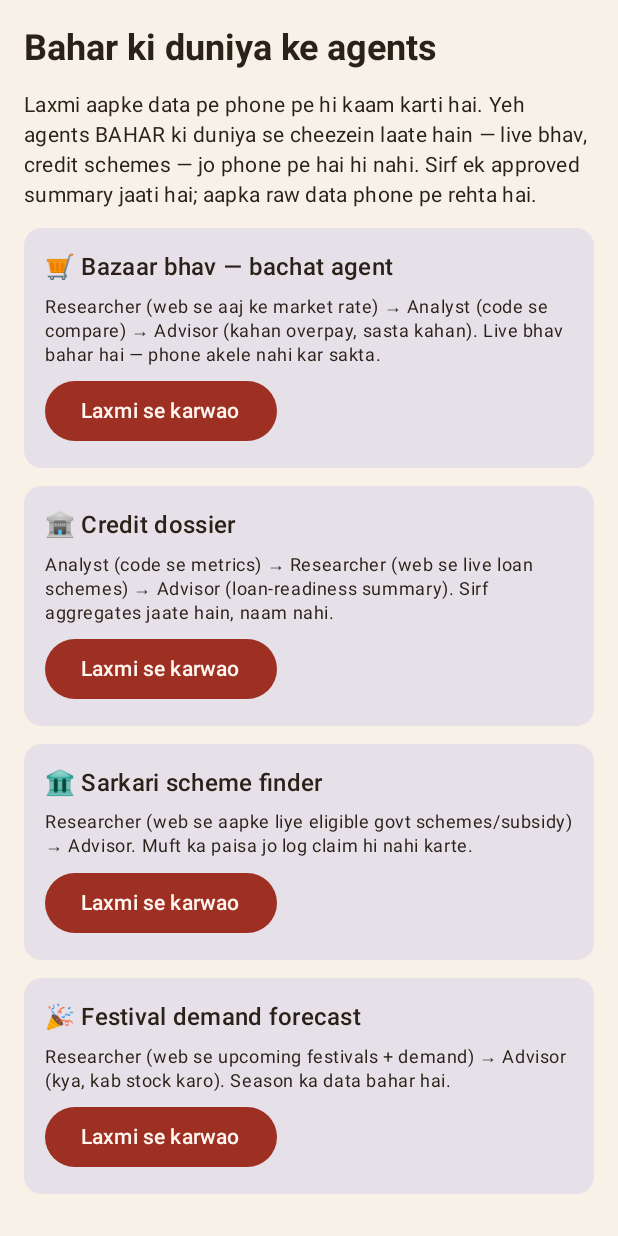
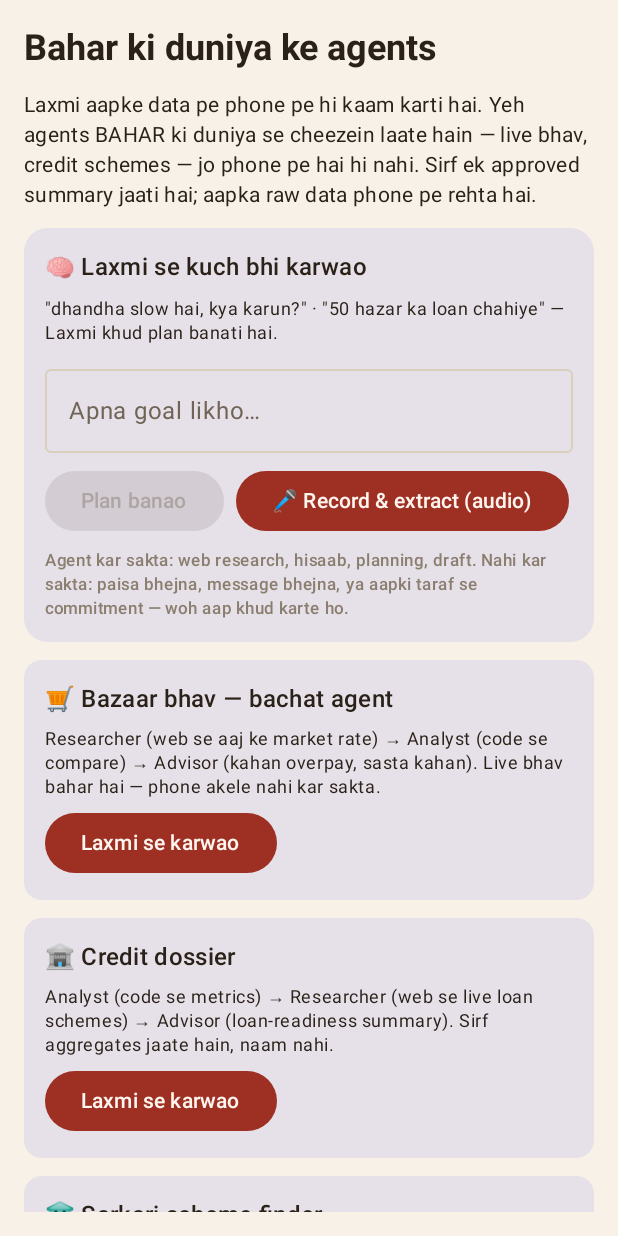
Before and after one commit to manicamit/laxmi, an Android app built with Jetpack Compose: the composable AgentsScreen shown on its own in the app's theme, on a phone screen of 412 x 824 dp. Run offline under Robolectric (Android 15) with nearby library versions, the light colour scheme and no system bars.

Commit message:
5 agent wow-upgrades: open-goal Planner, verify loop, data tool, file artifact, background watch
- Open-goal Planner: voice/text goal -> Gemma transcribes ON-DEVICE -> consent ->
  autonomous cloud Planner (web+code) with declared can/cannot scope
- Verify/self-correct: Critic checks grounding+actionability, one revision pass
- Agent-initiated data tool: NEED_DATA lets the agent request a derived slice,
  fetched on-device within consent
- File artifact: reports saved/shared as real files via FileProvider
- Standing background agent: weekly PriceWatchWorker runs the market agent + notifies
- Audio goal input keeps raw audio on-device (only derived text goes to cloud)

```diff
--- a/app/src/main/java/com/laxmi/app/agents/ExtractionEngine.kt
+++ b/app/src/main/java/com/laxmi/app/agents/ExtractionEngine.kt
@@ -42,6 +42,10 @@ interface ExtractionEngine {
      * composing reminders locally. */
     suspend fun generate(prompt: String): String
 
+    /** On-device: turn a spoken goal (audio) into a short text goal. Keeps the raw
+     * audio on the phone — only the derived text goes onward. */
+    suspend fun generateFromAudio(audio: ByteArray, prompt: String): String
+
     /** Streaming variant: emits the cumulative answer text as tokens arrive. */
     fun queryStream(question: String, ledgerContext: String): kotlinx.coroutines.flow.Flow<String>
 
--- a/app/src/main/java/com/laxmi/app/ui/AgentsScreen.kt
+++ b/app/src/main/java/com/laxmi/app/ui/AgentsScreen.kt
@@ -11,6 +11,7 @@ import androidx.compose.foundation.rememberScrollState
 import androidx.compose.foundation.verticalScroll
 import androidx.compose.material3.AlertDialog
 import androidx.compose.material3.Button
+import androidx.compose.foundation.shape.RoundedCornerShape
 import androidx.compose.material3.Card
 import androidx.compose.material3.CircularProgressIndicator
 import androidx.compose.material3.MaterialTheme
@@ -29,10 +30,12 @@ import androidx.compose.ui.Modifier
 import androidx.compose.ui.platform.LocalContext
 import androidx.compose.ui.text.style.TextAlign
 import androidx.compose.ui.unit.dp
+import com.laxmi.app.ui.theme.laxmi
 
 /** Track 2 surface: the cloud specialists Gemma delegates to. */
 @Composable
 fun AgentsScreen(vm: AppViewModel) {
+    val ctx = androidx.compose.ui.platform.LocalContext.current
     Column(
         Modifier.fillMaxSize().padding(16.dp).verticalScroll(rememberScrollState()),
         verticalArrangement = Arrangement.spacedBy(12.dp),
@@ -44,6 +47,36 @@ fun AgentsScreen(vm: AppViewModel) {
                 "nahi. Sirf ek approved summary jaati hai; aapka raw data phone pe rehta hai.",
             style = MaterialTheme.typography.bodyMedium,
         )
+
+        // Open-goal planner: say anything, the agent figures out the plan.
+        var goal by remember { mutableStateOf("") }
+        Card(Modifier.fillMaxWidth(), shape = RoundedCornerShape(16.dp)) {
+            Column(Modifier.padding(14.dp), verticalArrangement = Arrangement.spacedBy(8.dp)) {
+                Text("🧠 Laxmi se kuch bhi karwao", style = MaterialTheme.typography.titleMedium)
+                Text(
+                    "\"dhandha slow hai, kya karun?\" · \"50 hazar ka loan chahiye\" — " +
+                        "Laxmi khud plan banati hai.",
+                    style = MaterialTheme.typography.bodySmall,
+                )
+                OutlinedTextField(
+                    value = goal, onValueChange = { goal = it },
+                    label = { Text("Apna goal likho…") }, modifier = Modifier.fillMaxWidth(),
+                )
+                Row(horizontalArrangement = Arrangement.spacedBy(8.dp)) {
+                    Button(onClick = { if (goal.isNotBlank()) vm.requestPlanner(goal) }, enabled = goal.isNotBlank()) {
+                        Text("Plan banao")
+                    }
+                    RecordButton { wav -> vm.requestPlannerFromAudio(wav) }
+                }
+                Text(
+                    "Agent kar sakta: web research, hisaab, planning, draft. " +
+                        "Nahi kar sakta: paisa bhejna, message bhejna, ya aapki taraf se " +
+                        "commitment — woh aap khud karte ho.",
+                    style = MaterialTheme.typography.labelSmall,
+                    color = laxmi().muted,
+                )
+            }
+        }
         WorkflowCard(
             "🛒 Bazaar bhav — bachat agent",
             "Researcher (web se aaj ke market rate) → Analyst (code se compare) → " +
@@ -72,6 +105,24 @@ fun AgentsScreen(vm: AppViewModel) {
             "📋 GST registration guide",
             "Researcher → Planner: GST registration ke steps, documents, portal.",
         ) { vm.requestGuide("GST registration for a small business") }
+
+        // Standing background agent
+        var watching by remember { mutableStateOf(false) }
+        Card(Modifier.fillMaxWidth(), shape = RoundedCornerShape(16.dp)) {
+            Column(Modifier.padding(14.dp), verticalArrangement = Arrangement.spacedBy(6.dp)) {
+                Text("🔔 Bazaar bhav watch (background)", style = MaterialTheme.typography.titleMedium)
+                Text(
+                    "Har hafte Laxmi khud market rate check karke batayegi agar sasta mil " +
+                        "sakta hai — app khole bina.",
+                    style = MaterialTheme.typography.bodySmall,
+                )
+                Button(onClick = {
+                    watching = !watching
+                    if (watching) com.laxmi.app.PriceWatchWorker.enable(ctx)
+                    else com.laxmi.app.PriceWatchWorker.disable(ctx)
+                }) { Text(if (watching) "Watch ON — band karo" else "Weekly watch chalu karo") }
+            }
+        }
     }
 }
 
@@ -143,6 +194,9 @@ fun AgentRunOverlay(vm: AppViewModel) {
                                     }
                                     context.startActivity(Intent.createChooser(send, "Bhejo"))
                                 }) { Text("WhatsApp bhejo") }
+                                OutlinedButton(onClick = { FileShare.shareText(context, s.title, r.text) }) {
+                                    Text("📄 File")
+                                }
                             }
                             // Follow-up: continues the SAME agent session (sandbox + context).
                             var followText by remember(s) { mutableStateOf("") }
--- /dev/null
+++ b/app/src/main/res/xml/file_paths.xml
@@ -0,0 +1,5 @@
+<?xml version="1.0" encoding="utf-8"?>
+<paths>
+    <cache-path name="shared" path="shared/" />
+    <files-path name="ledger" path="ledger/" />
+</paths>
```
Also changed, not shown: app/src/main/AndroidManifest.xml (+10 -0 lines), app/src/main/java/com/laxmi/app/PriceWatchWorker.kt (added, +48 -0 lines), app/src/main/java/com/laxmi/app/agents/Extractor.kt (+18 -0 lines), app/src/main/java/com/laxmi/app/agents/GemmaExtractionEngine.kt (+14 -0 lines), app/src/main/java/com/laxmi/app/missions/AgentWorkflows.kt (+29 -0 lines), app/src/main/java/com/laxmi/app/ui/AppViewModel.kt (+48 -1 lines), app/src/main/java/com/laxmi/app/ui/FileShare.kt (added, +26 -0 lines).
